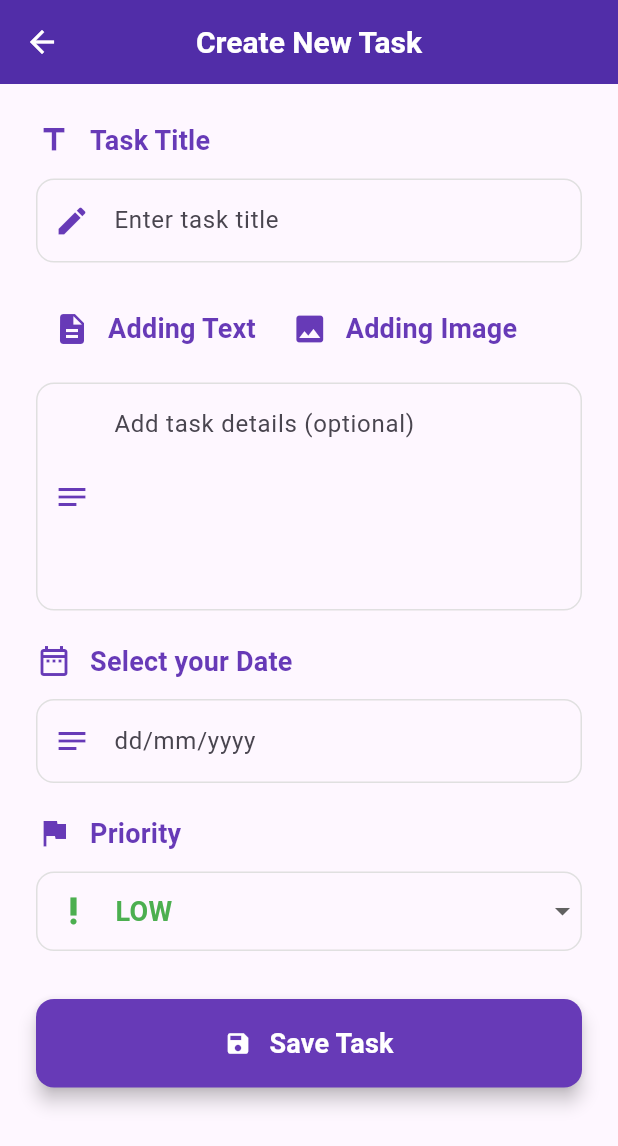
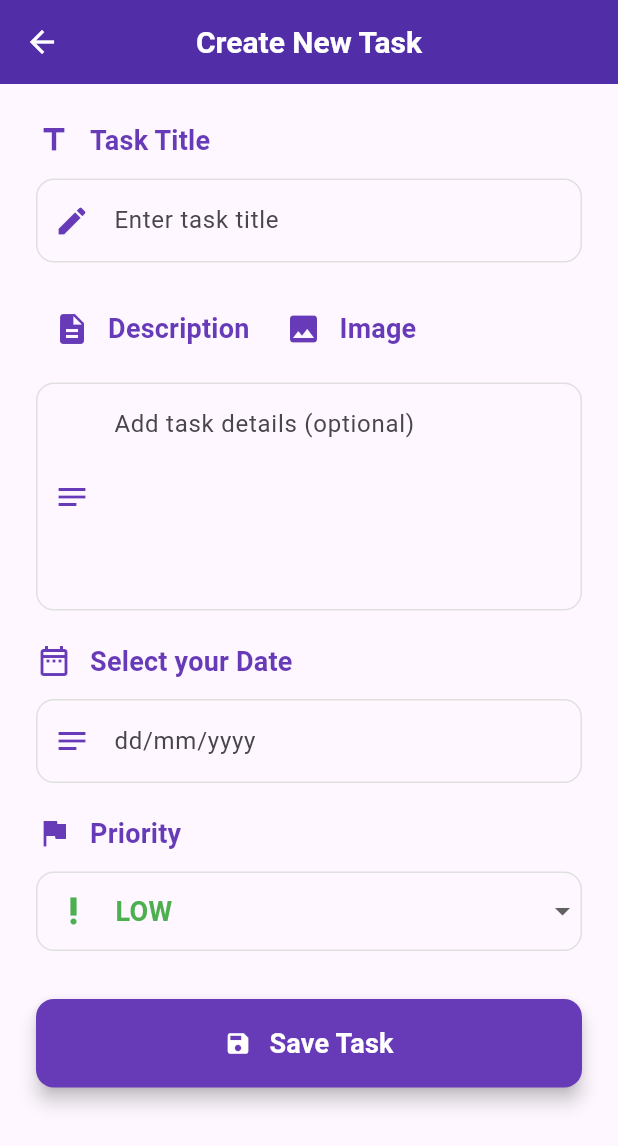
Before and after one commit to Julimorg/TODO---APP, a Flutter app: the screen it shows after launch, after a tap on the "add" icon, on a phone screen of 412 x 824 dp. Shown: the top 1146 px of the screen. Run offline on Flutter 3.47's test engine with Material 3 defaults, Android fonts, the phone set to English and light mode, and no system bars; our stand-ins replace flutter_animate, fluttertoast, hive, hive_flutter, image_picker, package_info_plus and 1 more; accounts and stored records are empty; Roboto replaces fonts that are missing (Montserrat).

Commit message:
I have fixed some minor mistakes

```diff
--- a/lib/screens/add_todo_screen.dart
+++ b/lib/screens/add_todo_screen.dart
@@ -112,6 +112,7 @@ class _AddTodoScreenState extends State<AddTodoScreen> {
                   child: Column(
                     children: [
                       Row(
+                        crossAxisAlignment: CrossAxisAlignment.start,
                         children: [
                           TextButton(
                               onPressed: () {
@@ -120,7 +121,7 @@ class _AddTodoScreenState extends State<AddTodoScreen> {
                                 });
                               },
                               child: _buildSectionHeader(
-                                  'Adding Text', Icons.description)),
+                                  'Description', Icons.description)),
                           TextButton(
                               onPressed: () {
                                 setState(() {
@@ -128,7 +129,7 @@ class _AddTodoScreenState extends State<AddTodoScreen> {
                                 });
                               },
                               child: _buildSectionHeader(
-                                  'Adding Image', Icons.image))
+                                  'Image', Icons.image))
                         ],
                       ),
                       const SizedBox(height: 12),
@@ -161,16 +162,20 @@ class _AddTodoScreenState extends State<AddTodoScreen> {
                                     SizedBox(
                                       width: screenWidth * 0.5,
                                       height: screenHeight * 0.06,
+                                      child:
+                                      Container(
                                         child: TextFormField(
+                                          textAlign: TextAlign.justify,
                                           controller: _imageDescription,
                                           maxLines: 1,
                                           decoration: _buildInputDecoration(
-                                          hintText: 'Add image description',
+                                            hintText: 'Image title',
                                             prefixIcon: Icons.notes,
                                           ),
                                           style: Theme.of(context)
                                               .textTheme
                                               .bodyLarge,
+                                        ),
                                       ),
                                     )
                                   ],
@@ -188,7 +193,10 @@ class _AddTodoScreenState extends State<AddTodoScreen> {
                                 ),
                                 child: selectedImage != null
                                     ? Image.file(selectedImage!)
-                                    : const Text("Please selected your image!"),
+                                    : Container(
+                                      margin: EdgeInsets.only(top: 10, left: 10),
+                                      child: const Text("Please selected your image!")
+                                    ),
                               ),
                             ])
                     ],
@@ -318,6 +326,10 @@ class _AddTodoScreenState extends State<AddTodoScreen> {
     required IconData prefixIcon,
   }) {
     return InputDecoration(
+      hintStyle: const TextStyle(
+        backgroundColor: Colors.transparent
+      ),
+
       hintText: hintText,
       prefixIcon: Icon(prefixIcon, color: Colors.deepPurple),
       border: OutlineInputBorder(
--- a/lib/screens/home_screen.dart
+++ b/lib/screens/home_screen.dart
@@ -23,15 +23,16 @@ class _HomeScreenState extends State<HomeScreen> {
       TextEditingController(); //--> Check empty field
   int _selectedIndex = 0;
   bool isChangeView = false; //--> Change View for todo_list_widget
-  //? Show dialog when input field is empty
-  void _onSearch() {
-    if (_controller.text.trim().isEmpty) {
-      _showDeleteConfirmationDialog(context);
-    } else {
-      // Xử lý logic tìm kiếm tại đây
-      print('Đang tìm kiếm: ${_controller.text}');
-    }
-  }
+
+  // //? Show dialog when input field is empty
+  // void _onSearch() {
+  //   if (_controller.text.trim().isEmpty) {
+  //     _showDeleteConfirmationDialog(context);
+  //   } else {
+  //     // Xử lý logic tìm kiếm tại đây
+  //     print('Đang tìm kiếm: ${_controller.text}');
+  //   }
+  // }
 
   void _showDeleteConfirmationDialog(BuildContext context) {
     showDialog(
@@ -223,7 +224,7 @@ class _HomeScreenState extends State<HomeScreen> {
                           subtitle:
                               const Text("Change your view from list to grid"),
                           onTap: () {
-                            setState(() {
+                            setState(() { //Do không dùng NotifierValue nên phải setState
                               isChangeView = !isChangeView;
                               String text = isChangeView.toString();
                               print("$text");
--- a/lib/widgets/todo_list_widget.dart
+++ b/lib/widgets/todo_list_widget.dart
@@ -1,3 +1,5 @@
+import 'dart:developer';
+
 import 'package:flutter/material.dart';
 import 'package:intl/intl.dart';
 import 'package:provider/provider.dart';
@@ -55,12 +57,24 @@ class TodoListWidget extends StatelessWidget {
       if (_controller.text.trim().isEmpty) {
         _showAlertDialog(context);
       }
+      else{
+        log(_controller.text.trim()); //Filter by title and content
+      }
     }
+
+    void _onFilter(Priority priority) {
+      log(priority.name); //Filter by priority name;
+    }
+
 
     //? [1] Sử dụng ValueNotiFier để dễ hơn trong việc quản lý trạng thái
     //? mà không cần setSate hay phải tạo thêm 1 constructor cho widget cha
     final ValueNotifier<Priority> _priorityNotifier =
-        ValueNotifier(Priority.medium);
+        ValueNotifier(_selectedPriority);
+
+    ValueNotifier<List<TodoModel>> _displayedToDoList =
+        ValueNotifier(todos);
+
     //? Helper method to get priority color
     Color _getPriorityColor(Priority priority) {
       switch (priority) {
@@ -74,7 +88,7 @@ class TodoListWidget extends StatelessWidget {
     }
 
     //? Check Item is Empty
-    if (todos.isEmpty) {
+    if (_displayedToDoList.value.isEmpty) {
       return Center(
         child: Column(
           mainAxisAlignment: MainAxisAlignment.center,
@@ -192,6 +206,7 @@ class TodoListWidget extends StatelessWidget {
                                   .toList(),
                               onChanged: (priority) {
                                 if (priority != null) {
+                                  //Không cần setState
                                   _priorityNotifier.value = priority;
                                 }
                               },
@@ -199,7 +214,9 @@ class TodoListWidget extends StatelessWidget {
                       }),
                   const SizedBox(width: 8),
                   ElevatedButton(
-                    onPressed: _onSearch,
+                    onPressed: () {
+                      _onFilter(_priorityNotifier.value);
+                    }, //Đổi thành on filter
                     style: ElevatedButton.styleFrom(
                       padding: const EdgeInsets.symmetric(
                           horizontal: 10.0, vertical: 10.0),
@@ -217,10 +234,10 @@ class TodoListWidget extends StatelessWidget {
               height: screenHeight * 0.73,
               width: screenWidth * 1,
               child: isChangeView
-                  ? ListView.builder(
-                      itemCount: todos.length,
+                  ? ListView.builder( //List view
+                      itemCount: _displayedToDoList.value.length,
                       itemBuilder: (context, index) {
-                        final todo = todos[index];
+                        final todo = _displayedToDoList.value[index];
                         return TodoItemCard(
                           todo: todo,
                           isChangeView: true,
@@ -228,16 +245,16 @@ class TodoListWidget extends StatelessWidget {
                             begin: 1, duration: 300.ms, curve: Curves.easeOut);
                       },
                     )
-                  : GridView.builder(
+                  : GridView.builder( //List view
                       gridDelegate:
                           const SliverGridDelegateWithFixedCrossAxisCount(
                         crossAxisCount: 2,
                         crossAxisSpacing: 20,
                         mainAxisSpacing: 10,
                       ),
-                      itemCount: todos.length,
+                      itemCount: _displayedToDoList.value.length,
                       itemBuilder: (context, index) {
-                        final todo = todos[index];
+                        final todo = _displayedToDoList.value[index];
                         return TodoItemCard(
                           todo: todo,
                           isChangeView: false,
```
Also changed, not shown: lib/models/todo_model.dart (+16 -0 lines), pubspec.lock. Lines whose indentation alone changed are shown as unchanged.
